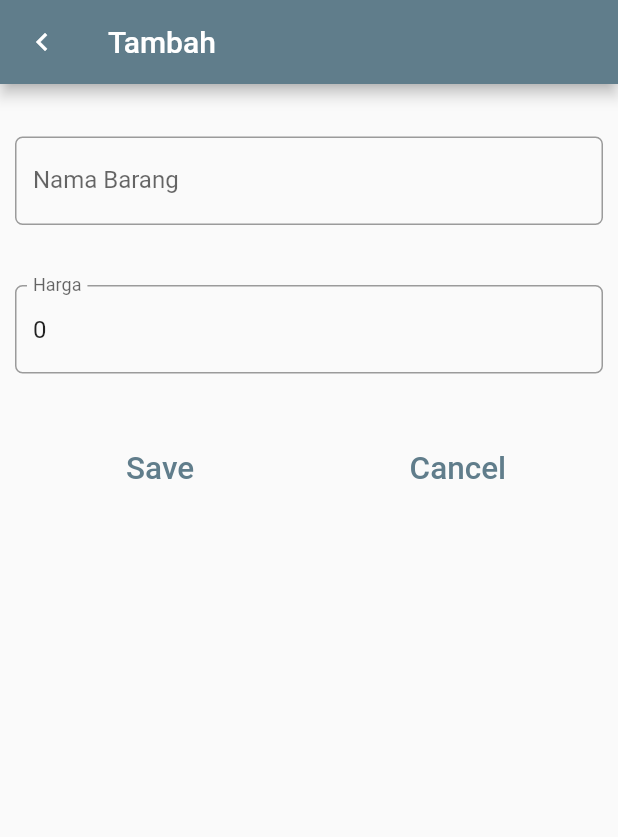
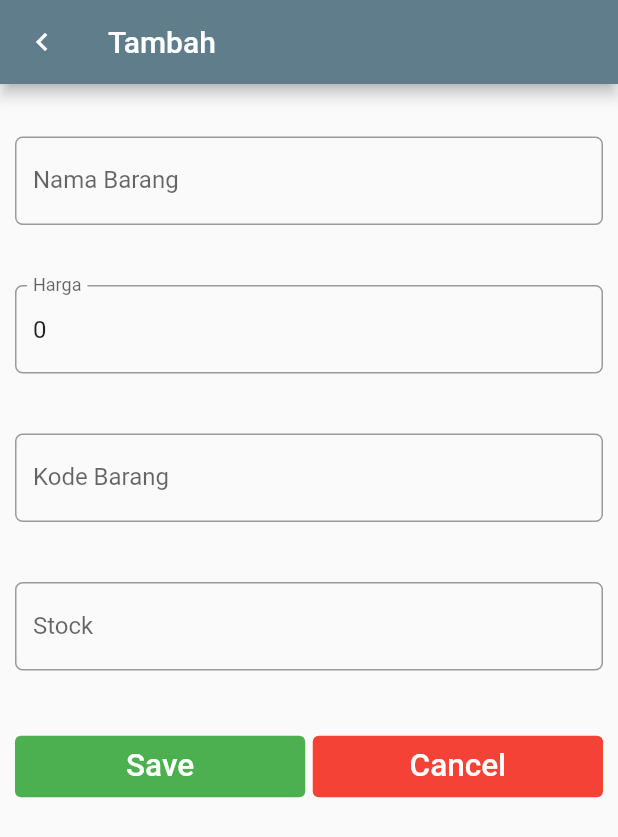
Before and after one commit to fitrahRahmadhani/PemrogramanMobile-Kuliah-, a Flutter app: the screen it shows after launch, after a tap on "Tambah Item", on a phone screen of 412 x 824 dp. Shown: the top 837 px of the screen. Run offline on Flutter 3.47's test engine with Material 2 defaults, Android fonts, the phone set to English and light mode, and no system bars; our stand-ins replace dropdown_search, flutter_form_builder, sqflite; accounts and stored records are empty.

Commit message:
Update tugas

```diff
--- a/TUGAS PERTEMUAN 6/database_sqlite/lib/controller/dbhelper.dart
+++ b/TUGAS PERTEMUAN 6/database_sqlite/lib/controller/dbhelper.dart
@@ -23,7 +23,9 @@ class DbHelper {
 CREATE TABLE item (
 id INTEGER PRIMARY KEY AUTOINCREMENT,
 name TEXT,
-price INTEGER
+price INTEGER,
+kodeBarang TEXT,
+stock INTEGER
 )
 ''');
   }
@@ -60,7 +62,8 @@ price INTEGER
   Future<List<Item>> getItemList() async {
     var itemMapList = await select();
     int count = itemMapList.length;
-    List<Item> itemList = List<Item>.from(itemMapList.map((itemMap) => Item.fromMap(itemMap)));
+    List<Item> itemList =
+        List<Item>.from(itemMapList.map((itemMap) => Item.fromMap(itemMap)));
     for (int i = 0; i < count; i++) {
       itemList.add(Item.fromMap(itemMapList[i]));
     }
--- a/TUGAS PERTEMUAN 6/database_sqlite/lib/models/item.dart
+++ b/TUGAS PERTEMUAN 6/database_sqlite/lib/models/item.dart
@@ -2,6 +2,8 @@ class Item {
   int? _id;
   String? _name;
   int? _price;
+  String? _kodeBarang;
+  int? _stock;
   get id => _id;
 
   set id(value) => _id = value;
@@ -14,12 +16,22 @@ class Item {
 
   set price(value) => _price = value;
 
-  Item({required String name, required int price}) :  _name = name, _price = price;
+  get kodeBarang => _kodeBarang;
+
+  set kodeBarang(value) => _kodeBarang = value;
+
+  get stock => _stock;
+
+  set stock(value) => _stock = value;
+
+  Item.origin({required String name, required int price, required String kodeBarang, required int stock}) :  _name = name, _price = price, _kodeBarang = kodeBarang, _stock = stock;
 
   Item.fromMap(Map<String, dynamic> map) {
     _id = map['id'];
     _name = map['name'];
     _price = map['price'];
+    _kodeBarang = map['kodeBarang'];
+    _stock = map['stock'];
   }
 
   Map<String, dynamic> toMap() {
@@ -27,6 +39,8 @@ class Item {
     map['id'] = _id;
     map['name'] = name;
     map['price'] = price;
+    map['kodeBarang'] = kodeBarang;
+    map['stock'] = _stock;
     return map;
   }
 
--- a/TUGAS PERTEMUAN 6/database_sqlite/lib/view/entry_form.dart
+++ b/TUGAS PERTEMUAN 6/database_sqlite/lib/view/entry_form.dart
@@ -14,6 +14,8 @@ class EntryFormState extends State<EntryForm> {
   EntryFormState(this.item);
   TextEditingController nameController = TextEditingController();
   TextEditingController priceController = TextEditingController();
+  TextEditingController kodeBarangController = TextEditingController();
+  TextEditingController stockController = TextEditingController();
   @override
   Widget build(BuildContext context) {
 //kondisi
@@ -64,6 +66,39 @@ class EntryFormState extends State<EntryForm> {
                   },
                 ),
               ),
+              Padding(
+                padding: EdgeInsets.only(top: 20.0, bottom: 20.0),
+                child: TextField(
+                  controller: kodeBarangController,
+                  keyboardType: TextInputType.text,
+                  decoration: InputDecoration(
+                    labelText: 'Kode Barang',
+                    border: OutlineInputBorder(
+                      borderRadius: BorderRadius.circular(5.0),
+                    ),
+                  ),
+                  onChanged: (value) {
+//
+                  },
+                ),
+              ),
+// harga
+              Padding(
+                padding: EdgeInsets.only(top: 20.0, bottom: 20.0),
+                child: TextField(
+                  controller: stockController,
+                  keyboardType: TextInputType.number,
+                  decoration: InputDecoration(
+                    labelText: 'Stock',
+                    border: OutlineInputBorder(
+                      borderRadius: BorderRadius.circular(5.0),
+                    ),
+                  ),
+                  onChanged: (value) {
+//
+                  },
+                ),
+              ),
 // tombol button
               Padding(
                 padding: EdgeInsets.only(top: 20.0, bottom: 20.0),
@@ -72,6 +107,12 @@ class EntryFormState extends State<EntryForm> {
 // tombol simpan
                     Expanded(
                       child: TextButton(
+                        style: TextButton.styleFrom(
+                          foregroundColor: Colors.white,
+                          backgroundColor: Colors.green,
+                          disabledForegroundColor:
+                              Colors.grey.withOpacity(0.38),
+                        ),
                         child: Text(
                           'Save',
                           textScaleFactor: 1.5,
@@ -79,11 +120,17 @@ class EntryFormState extends State<EntryForm> {
                         onPressed: () {
                           if (item == null) {
 // tambah data
-                            item = Item(name: nameController.text, price:int.parse(priceController.text));
+                            item = Item.origin(
+                                name: nameController.text,
+                                price: int.parse(priceController.text),
+                                kodeBarang: kodeBarangController.text,
+                                stock: int.parse(stockController.text));
                           } else {
 // ubah data
                             item.name = nameController.text;
                             item.price = int.parse(priceController.text);
+                            item.kodeBarang = kodeBarangController.text;
+                            item.stock = int.parse(stockController.text);
                           }
 // kembali ke layar sebelumnya dengan membawa objek item
                           Navigator.pop(context, item);
@@ -96,6 +143,12 @@ class EntryFormState extends State<EntryForm> {
 // tombol batal
                     Expanded(
                       child: TextButton(
+                        style: TextButton.styleFrom(
+                          foregroundColor: Colors.white,
+                          backgroundColor: Colors.red,
+                          disabledForegroundColor:
+                              Colors.grey.withOpacity(0.38),
+                        ),
                         child: Text(
                           'Cancel',
                           textScaleFactor: 1.5,
--- a/TUGAS PERTEMUAN 6/database_sqlite/lib/view/home.dart
+++ b/TUGAS PERTEMUAN 6/database_sqlite/lib/view/home.dart
@@ -14,14 +14,12 @@ class Home extends StatefulWidget {
 class HomeState extends State<Home> {
   DbHelper dbHelper = DbHelper();
   int count = 0;
-  late List<Item> itemList;
+  List<Item> itemList = [];
 
-  get itemMapList => null;
   @override
   Widget build(BuildContext context) {
-    // if (itemList == null) {
-    //   itemList = List<Item>.from(itemMapList.map((itemMap) => Item.fromMap(itemMap)));
-    // }
+
+    itemList ??= <Item>[];
     return Scaffold(
       appBar: AppBar(
         title: Text('Daftar Item'),
@@ -37,15 +35,18 @@ class HomeState extends State<Home> {
             child: SizedBox(
               width: double.infinity,
               child: TextButton(
-                child: Text("Tambah Item"),
                 style: TextButton.styleFrom(
                   foregroundColor: Colors.white,
                   backgroundColor: Colors.grey[500],
                   disabledForegroundColor: Colors.grey.withOpacity(0.38),
                 ),
+                child: Text(
+                  "Tambah Item",
+                  style: TextStyle(fontSize: 24),
+                ),
                 onPressed: () async {
                   var item = await navigateToEntryForm(
-                      context, Item(name: "", price: 0));
+                      context, Item.origin(name: "", price: 0, kodeBarang: "", stock: 0,));
                   if (item.price != 0) {
                     int result = await dbHelper.insert(item);
                     if (result > 0) {
@@ -61,6 +62,7 @@ class HomeState extends State<Home> {
     );
   }
 
+
   Future<Item> navigateToEntryForm(BuildContext context, Item item) async {
     var result = await Navigator.push(context,
         MaterialPageRoute(builder: (BuildContext context) {
@@ -71,8 +73,10 @@ class HomeState extends State<Home> {
 
   ListView createListView() {
     TextStyle textStyle = Theme.of(context).textTheme.headline5!;
+    var realItemCount = itemList.length ~/ 2;
+
     return ListView.builder(
-      itemCount: count,
+      itemCount: realItemCount,
       itemBuilder: (BuildContext context, int index) {
         return Card(
           color: Colors.white,
@@ -87,25 +91,35 @@ class HomeState extends State<Home> {
               style: textStyle,
             ),
             subtitle: Text(this.itemList[index].price.toString()),
-            trailing: GestureDetector(
-              child: Icon(Icons.delete),
-              onTap: () async {
-//TODO 3 Panggil Fungsi untuk Delete dari DB berdasarkan Item
-                int result = await dbHelper.delete(this.itemList[index].id);
-                updateListView();
-              },
-            ),
-            onTap: () async {
-              var item =
-                  await navigateToEntryForm(context, this.itemList[index]);
+            trailing: Row(
+              mainAxisSize: MainAxisSize.min,
+              children: [
                 //TODO 4 Panggil Fungsi untuk Edit data
+                IconButton(
+                    onPressed: () async {
+                      var item = await navigateToEntryForm(
+                          context, this.itemList[index]);
+
                       if (item.price != null) {
                         int result = await dbHelper.update(item);
                         if (result > 0) {
                           updateListView();
                         }
+                        ;
                       }
+                      ;
                     },
+                    icon: const Icon(Icons.edit)),
+                //TODO 3 Panggil Fungsi untuk Hapus data
+                IconButton(
+                    onPressed: () async {
+                      int result =
+                          await dbHelper.delete(this.itemList[index].id);
+                      updateListView();
+                    },
+                    icon: const Icon(Icons.delete)),
+              ],
+            ),
           ),
         );
       },
```
Lines whose indentation alone changed are shown as unchanged.
